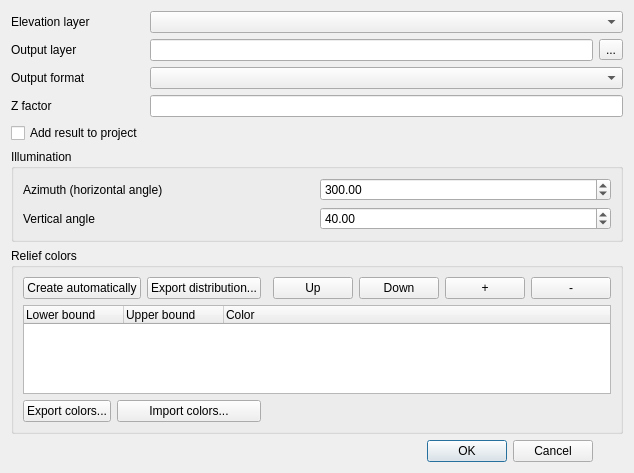
Before: the Qt Designer form src/plugins/raster_terrain_analysis/qgsrasterterrainanalysisdialogbase.ui in kadas-albireo/kadas-albireo, drawn with Qt 5.
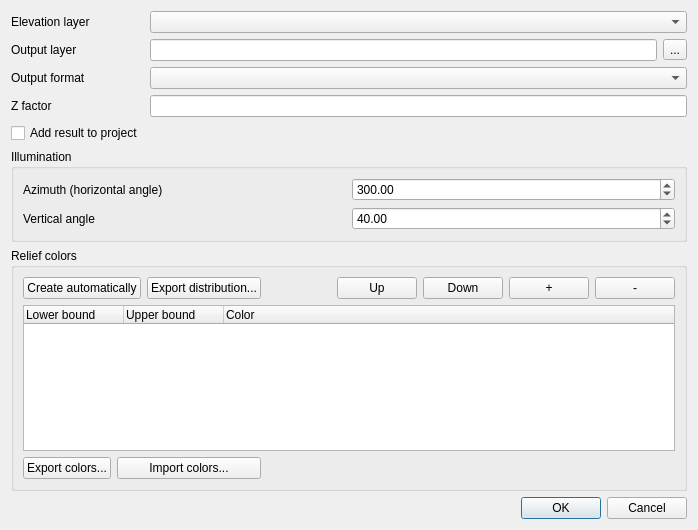
After: the same form once the commit is applied.

The edit to the form file:
```diff
--- a/src/plugins/raster_terrain_analysis/qgsrasterterrainanalysisdialogbase.ui
+++ b/src/plugins/raster_terrain_analysis/qgsrasterterrainanalysisdialogbase.ui
@@ -6,8 +6,8 @@
    <rect>
     <x>0</x>
     <y>0</y>
-    <width>492</width>
-    <height>473</height>
+    <width>698</width>
+    <height>530</height>
    </rect>
   </property>
   <property name="windowTitle">
@@ -208,7 +208,7 @@
      </layout>
     </widget>
    </item>
-   <item row="7" column="0" colspan="2">
+   <item row="7" column="0" colspan="3">
     <widget class="QDialogButtonBox" name="mButtonBox">
      <property name="orientation">
       <enum>Qt::Horizontal</enum>
```
